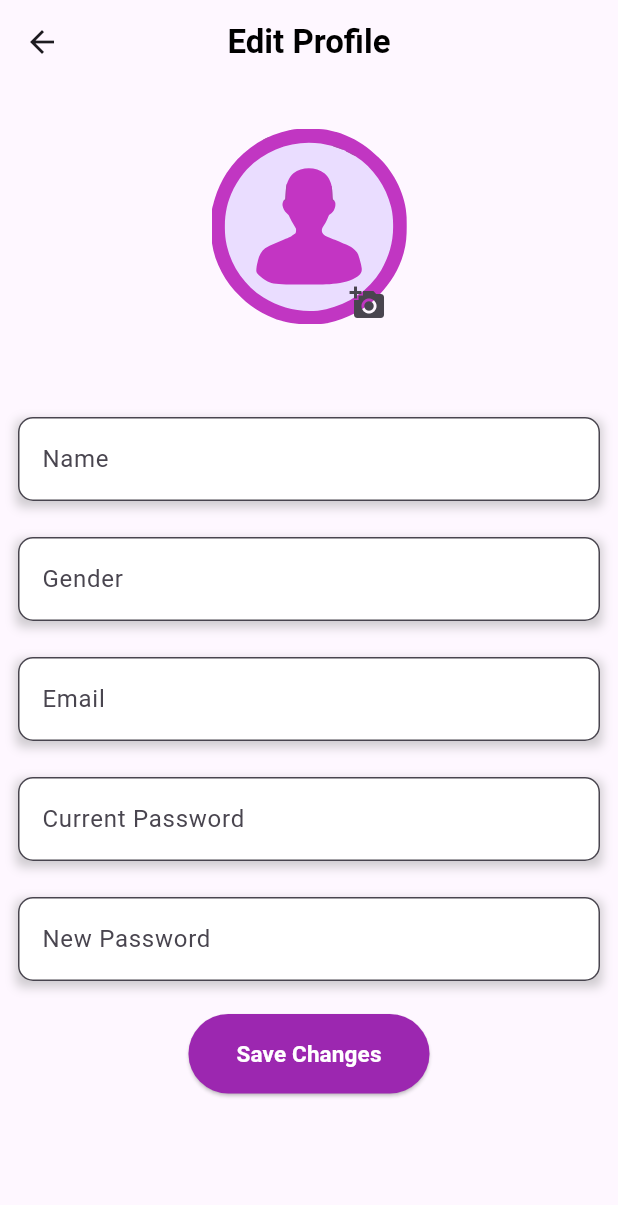
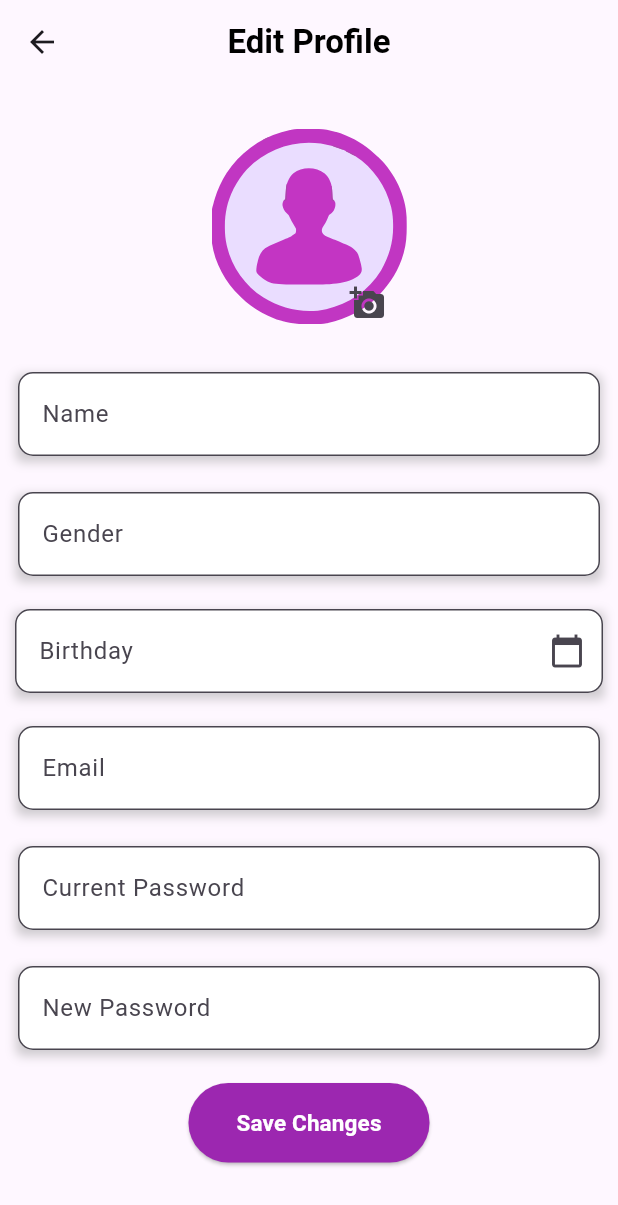
Before and after one commit to luisobumani/Thesis-Project_Omnitrics-Application, a Flutter app: the ProfileEditPage screen opened directly, on a phone screen of 412 x 824 dp. Shown: the top 1205 px of the screen. Run offline on Flutter 3.47's test engine with Material 3 defaults, Android fonts, the phone set to English and light mode, and no system bars; our stand-ins replace camera, cloud_firestore, dots_indicator, firebase_auth, firebase_core, flutter_svg and 3 more; missing offline and left inert: gallery_saver_plus; accounts and stored records are empty.

Commit message:
0309_UPDATE - DELOS SANTOS

```diff
--- a/omnitrics_thesis/lib/home/homepage.dart
+++ b/omnitrics_thesis/lib/home/homepage.dart
@@ -9,15 +9,12 @@ class HomePage extends StatelessWidget {
 
   @override
   Widget build(BuildContext context) {
-    // Get screen dimensions to adjust layout dynamically.
-    final screenWidth = MediaQuery.of(context).size.width;
     final screenHeight = MediaQuery.of(context).size.height;
 
     return Scaffold(
       appBar: appBarHome(context),
       body: SafeArea(
         child: SingleChildScrollView(
-          // Use a relative bottom padding based on screen height.
           padding: EdgeInsets.only(bottom: screenHeight * 0.02),
           child: Column(
             crossAxisAlignment: CrossAxisAlignment.start,
--- a/omnitrics_thesis/lib/profile_editor/Widget/prof_image_editor.dart
+++ b/omnitrics_thesis/lib/profile_editor/Widget/prof_image_editor.dart
@@ -3,7 +3,7 @@ import 'package:flutter_svg/svg.dart';
 
 Container profileImageEditor() {
   return Container(
-    margin: const EdgeInsets.only(top: 30, bottom: 50),
+    margin: const EdgeInsets.only(top: 30, bottom: 20),
     alignment: Alignment.center,
     child: Stack(
       children: [
--- a/omnitrics_thesis/lib/profile_editor/Widget/profile_fillup.dart
+++ b/omnitrics_thesis/lib/profile_editor/Widget/profile_fillup.dart
@@ -13,6 +13,7 @@ class FillUpSection extends StatelessWidget {
         shadowedTextField(
           label: 'Gender',
         ),
+        BirthdayField(),
         shadowedTextField(
           label: 'Email',
         ),
@@ -28,8 +29,7 @@ class FillUpSection extends StatelessWidget {
 
   Widget shadowedTextField({required String label}) {
     return Container(
-      margin:
-          const EdgeInsets.all(12),
+      margin: const EdgeInsets.all(12),
       child: Container(
         decoration: BoxDecoration(
           boxShadow: [
@@ -44,13 +44,79 @@ class FillUpSection extends StatelessWidget {
         ),
         child: TextField(
           decoration: InputDecoration(
-            labelText: label,
+              labelText: label,
+              border: OutlineInputBorder(
+                borderSide: BorderSide(color: Colors.black),
+                borderRadius: BorderRadius.circular(10),
+              ),
+              fillColor: Colors.white,
+              filled: true),
+        ),
+      ),
+    );
+  }
+}
+
+class BirthdayField extends StatefulWidget {
+  const BirthdayField({Key? key}) : super(key: key);
+
+  @override
+  State<BirthdayField> createState() => _BirthdayFieldState();
+}
+
+class _BirthdayFieldState extends State<BirthdayField> {
+  final TextEditingController birthdayController = TextEditingController();
+  DateTime? selectedDate;
+
+  Future<void> _selectDate(BuildContext context) async {
+    final DateTime? pickedDate = await showDatePicker(
+      context: context,
+      initialDate: selectedDate ?? DateTime.now(),
+      firstDate: DateTime(1900),
+      lastDate: DateTime.now(),
+    );
+    if (pickedDate != null && pickedDate != selectedDate) {
+      setState(() {
+        selectedDate = pickedDate;
+        birthdayController.text = "${pickedDate.toLocal()}".split(' ')[0];
+      });
+    }
+  }
+
+  @override
+  void dispose() {
+    birthdayController.dispose();
+    super.dispose();
+  }
+
+  @override
+  Widget build(BuildContext context) {
+    return Container(
+      margin: const EdgeInsets.all(10),
+      child: Container(
+          decoration: BoxDecoration(
+        boxShadow: [
+          BoxShadow(
+            color: Colors.grey.withOpacity(0.5),
+            spreadRadius: 1,
+            blurRadius: 5,
+            offset: const Offset(0, 3),
+          ),
+        ],
+        ),
+        child: TextField(
+          controller: birthdayController,
+          readOnly: true,
+          onTap: () => _selectDate(context),
+          decoration: InputDecoration(
+            labelText: 'Birthday',
             border: OutlineInputBorder(
-              borderSide: BorderSide(color: Colors.black),
+              borderSide: const BorderSide(color: Colors.black),
               borderRadius: BorderRadius.circular(10),
             ),
+            suffixIcon: const Icon(Icons.calendar_today),
+            filled: true,
             fillColor: Colors.white,
-            filled: true
           ),
         ),
       ),
```
Also changed, not shown: omnitrics_thesis/pubspec.lock.
